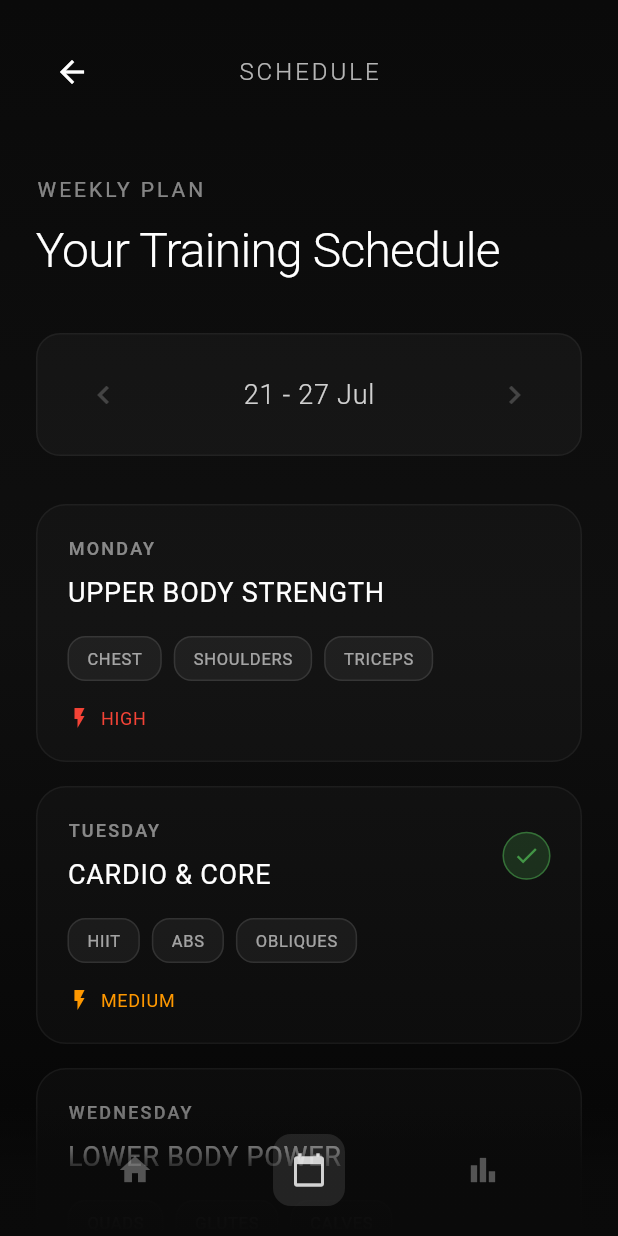
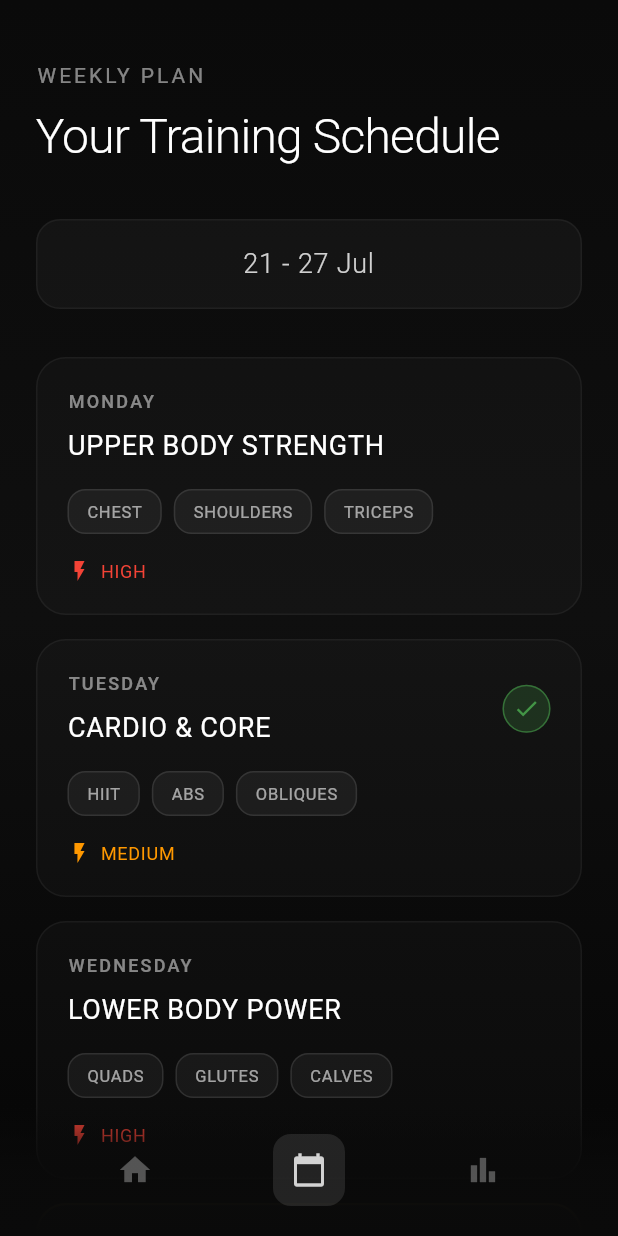
Before and after one commit to M3kko/peakfit-final, a Flutter app: the ScheduleScreen screen opened directly, on a phone screen of 412 x 824 dp. Run offline on Flutter 3.47's test engine with Material 3 defaults, Android fonts, the phone set to English and light mode, and no system bars; our stand-ins replace cloud_firestore, cloud_functions, firebase_auth, firebase_core, firebase_storage, fl_chart and 2 more; accounts and stored records are empty.

Commit message:
changed layout

```diff
--- a/lib/screens/schedule_screen.dart
+++ b/lib/screens/schedule_screen.dart
@@ -182,13 +182,9 @@ class _ScheduleScreenState extends State<ScheduleScreen>
     super.dispose();
   }
 
-  void _changeWeek(int offset) {
+  void _goToPreviousWeek() {
     setState(() {
-      _currentWeekOffset += offset;
-      // Prevent going to future weeks
-      if (_currentWeekOffset > 0) {
-        _currentWeekOffset = 0;
-      }
+      _currentWeekOffset--;
       _dayCardController.reset();
       _dayCardController.forward();
     });
@@ -247,14 +243,7 @@ class _ScheduleScreenState extends State<ScheduleScreen>
                   opacity: _fadeIn.value,
                   child: Transform.translate(
                     offset: Offset(0, _slideUp.value),
-                    child: Column(
-                      children: [
-                        _buildHeader(),
-                        Expanded(
                     child: _buildScheduleContent(),
-                        ),
-                      ],
-                    ),
                   ),
                 );
               },
@@ -283,46 +272,12 @@ class _ScheduleScreenState extends State<ScheduleScreen>
     );
   }
 
-  Widget _buildHeader() {
-    return Container(
-      padding: const EdgeInsets.all(24),
-      child: Row(
-        children: [
-          IconButton(
-            onPressed: () {
-              HapticFeedback.lightImpact();
-              Navigator.pop(context);
-            },
-            icon: const Icon(
-              Icons.arrow_back,
-              color: Colors.white,
-              size: 24,
-            ),
-            padding: EdgeInsets.zero,
-          ),
-          const Spacer(),
-          Text(
-            'SCHEDULE',
-            style: TextStyle(
-              color: Colors.white.withOpacity(0.7),
-              fontSize: 16,
-              fontWeight: FontWeight.w300,
-              letterSpacing: 2,
-            ),
-          ),
-          const Spacer(),
-          const SizedBox(width: 48), // Balance the header
-        ],
-      ),
-    );
-  }
-
   Widget _buildScheduleContent() {
     return ListView(
       controller: _scrollController,
       padding: const EdgeInsets.symmetric(horizontal: 24),
       children: [
-        const SizedBox(height: 20),
+        const SizedBox(height: 40),
         _buildPageTitle(),
         const SizedBox(height: 32),
         _buildWeekSelector(),
@@ -372,19 +327,20 @@ class _ScheduleScreenState extends State<ScheduleScreen>
         ),
       ),
       child: Row(
-        mainAxisAlignment: MainAxisAlignment.spaceBetween,
         children: [
+          if (_currentWeekOffset < 0)
             IconButton(
-            onPressed: _currentWeekOffset < 0 ? null : () => _changeWeek(-1),
+              onPressed: _goToPreviousWeek,
               icon: Icon(
                 Icons.chevron_left,
-              color: _currentWeekOffset < 0
-                  ? Colors.white.withOpacity(0.5)
-                  : Colors.white.withOpacity(0.2),
+                color: Colors.white.withOpacity(0.5),
               ),
               padding: EdgeInsets.zero,
-          ),
-          Text(
+            )
+          else
+            const SizedBox(width: 48), // Placeholder for alignment
+          Expanded(
+            child: Text(
               _getWeekDateRange(),
               style: TextStyle(
                 color: Colors.white.withOpacity(0.8),
@@ -392,17 +348,10 @@ class _ScheduleScreenState extends State<ScheduleScreen>
                 fontWeight: FontWeight.w300,
                 letterSpacing: 0.5,
               ),
+              textAlign: TextAlign.center,
             ),
-          IconButton(
-            onPressed: _currentWeekOffset >= 0 ? null : () => _changeWeek(1),
-            icon: Icon(
-              Icons.chevron_right,
-              color: _currentWeekOffset >= 0
-                  ? Colors.white.withOpacity(0.2)
-                  : Colors.white.withOpacity(0.5),
           ),
-            padding: EdgeInsets.zero,
-          ),
+          const SizedBox(width: 48), // Balance right side
         ],
       ),
     );
```
Lines whose indentation alone changed are shown as unchanged.
